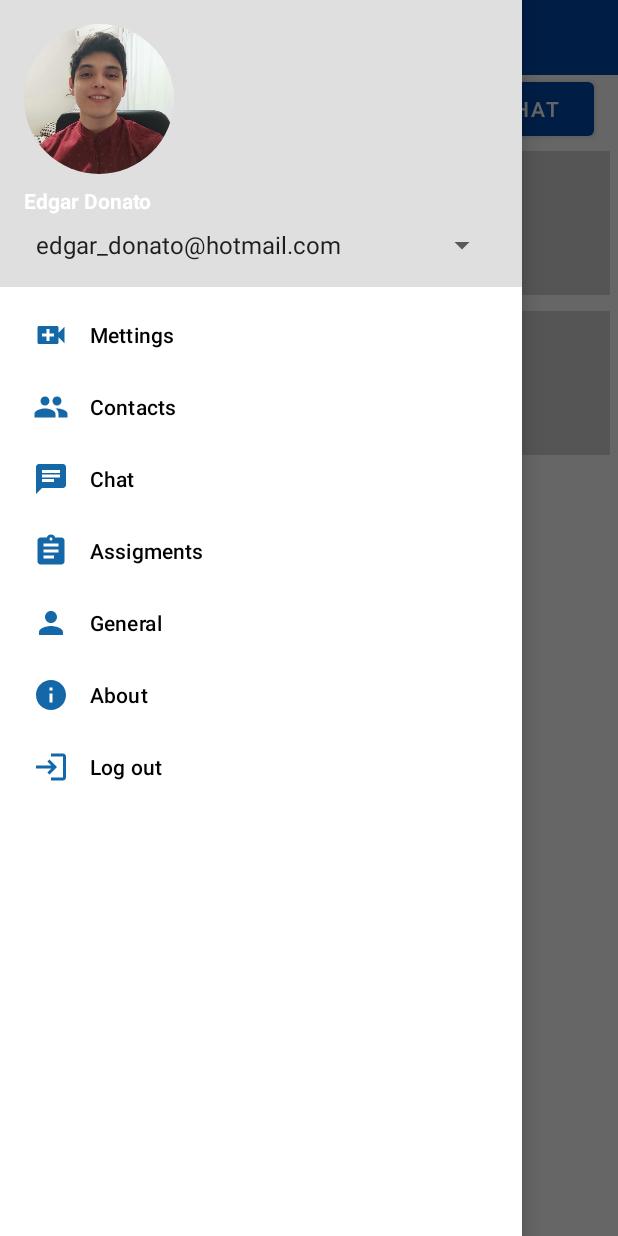
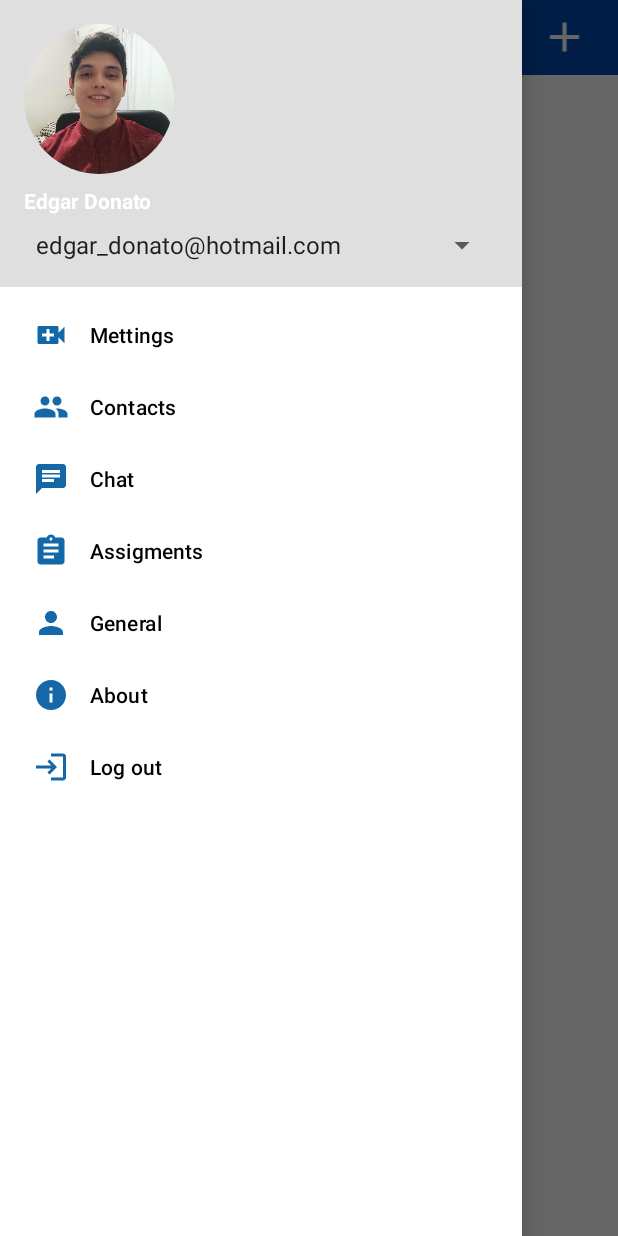
Before and after one commit to Rome1317/POI, an Android app: the fragment frag_chat_list placed in its activity, with the side drawer open, on a phone screen of 412 x 824 dp. Run offline under Robolectric (Android 15) with nearby library versions, the phone set to English and light mode, and no system bars; our stand-ins replace CircleImageView, Firebase (no records; nobody signed in at launch, a user with empty details on screens opened directly).

Commit message:
Group and 1 to 1 Chat

```diff
--- a/Birdline/app/src/main/AndroidManifest.xml
+++ b/Birdline/app/src/main/AndroidManifest.xml
@@ -9,10 +9,9 @@
         android:roundIcon="@mipmap/ic_launcher_round"
         android:supportsRtl="true"
         android:theme="@style/Theme.Birdline">
-        <activity android:name=".models.Test">
-        </activity>
+        <activity android:name=".activities.AddChatActivity"></activity>
+        <activity android:name=".models.Test"></activity>
         <activity android:name=".activities.ChatActivity" />
-        <activity android:name=".activities.ChatListActivity" />
         <activity android:name=".activities.LogInActivity" />
         <activity android:name=".activities.SignUpActivity" />
         <activity android:name=".activities.FirstActivity">
--- a/Birdline/app/src/main/java/com/example/birdline/activities/MainActivity.kt
+++ b/Birdline/app/src/main/java/com/example/birdline/activities/MainActivity.kt
@@ -69,7 +69,7 @@ class MainActivity : AppCompatActivity() {
                     changeFrag(frag_g(), tag = "FragmentG")
                 }
                 R.id.optGeneral -> { //Abre el fragmento D
-                    changeFrag(frag_d(), tag = "FragmentD")
+                    changeFrag(frag_chat(), tag = "FragmentD")
                 }
                 R.id.optAbout -> { //Abre el fragmento E
                     changeFrag(frag_e(), tag = "FragmentE")
--- a/Birdline/app/src/main/java/com/example/birdline/frags/frag_chat_list.kt
+++ b/Birdline/app/src/main/java/com/example/birdline/frags/frag_chat_list.kt
@@ -1,16 +1,21 @@
 package com.example.birdline.frags
 
+import android.content.Context
+import android.content.Intent
 import android.os.Bundle
-import androidx.fragment.app.Fragment
 import android.view.LayoutInflater
 import android.view.View
 import android.view.ViewGroup
+import androidx.fragment.app.Fragment
 import androidx.recyclerview.widget.LinearLayoutManager
 import androidx.recyclerview.widget.RecyclerView
 import com.alonsodelcid.multichat.models.Chat
+import com.example.birdline.activities.AddChatActivity
 import com.example.birdline.R
 import com.example.birdline.adapters.ChatAdapter
-import kotlin.collections.List
+import com.google.firebase.auth.FirebaseAuth
+import com.google.firebase.firestore.FirebaseFirestore
+import com.poi.camppus.models.ReferenciasFirebase
 
 // TODO: Rename parameter arguments, choose names that match
 // the fragment initialization parameters, e.g. ARG_ITEM_NUMBER
@@ -23,31 +28,57 @@ private const val ARG_PARAM2 = "param2"
  * create an instance of this fragment.
  */
 class frag_chat_list : Fragment() {
-    override fun onCreate(savedInstanceState: Bundle?) {
-        super.onCreate(savedInstanceState)
 
-    }
+    private lateinit var auth: FirebaseAuth
+    val firebase  = FirebaseFirestore.getInstance();
 
-    var chats : List<Chat> = listOf(
-        Chat("1","alberto", listOf("sd")),
-        Chat("1","daniel", listOf("sd"))
-    )
+    lateinit var Mymessages: List<Chat>
+
+    private var context2:Context? = null
+    private var adapter: ChatAdapter? = null
+
 
     override fun onCreateView(
-        inflater: LayoutInflater, container: ViewGroup?,
+        inflater: LayoutInflater,
+        container: ViewGroup?,
         savedInstanceState: Bundle?
     ): View? {
         // Inflate the layout for this fragment
         var root = inflater.inflate(R.layout.fragment_chat_list, container, false)
+        auth = FirebaseAuth.getInstance()
 
-        var rv_superhero = root.findViewById<RecyclerView>(R.id.listChatsRecyclerView)
+        val rvChat:RecyclerView =root.findViewById<RecyclerView>(R.id.listChatsRecyclerView)
+        rvChat.layoutManager = LinearLayoutManager(this.context2!!)
+        val userRef = firebase.collection(ReferenciasFirebase.USERS.toString()).document(auth.currentUser.email)
+        userRef.collection(ReferenciasFirebase.CHATS.toString()).get()
+            .addOnSuccessListener { document ->
+                Mymessages= document.toObjects(Chat::class.java)
+                this.adapter = ChatAdapter(this.context2!!, Mymessages)
+                rvChat.adapter = this.adapter
+            }
 
-        rv_superhero.layoutManager   = LinearLayoutManager(root.context)
-        val adapter = ChatAdapter(root.context, chats)
-        rv_superhero.adapter = adapter
 
+        userRef.collection(ReferenciasFirebase.CHATS.toString()).addSnapshotListener(){
+                messages,error ->
+            if (error == null){
+                messages?.let {Mymessages= it.toObjects(Chat::class.java)
+                    this.adapter = ChatAdapter(this.context2!!, Mymessages)
+                    rvChat.adapter = this.adapter }
+            }
+        }
+
+        val addchat: View = root.findViewById(R.id.btnAddChat)
+        addchat.setOnClickListener { view ->
+            val intent = Intent (getActivity(), AddChatActivity::class.java)
+            startActivity(intent)
+        }
 
         return root
     }
 
+    override fun onAttach(context: Context) {
+        super.onAttach(context)
+        this.context2 = context
+    }
+
 }
--- a/Birdline/app/src/main/java/com/example/birdline/frags/frag_d.kt
+++ b/Birdline/app/src/main/java/com/example/birdline/frags/frag_d.kt
@@ -22,7 +22,7 @@ private const val ARG_PARAM2 = "param2"
  * Use the [List.newInstance] factory method to
  * create an instance of this fragment.
  */
-class frag_d : Fragment() {
+class frag_chat : Fragment() {
     override fun onCreate(savedInstanceState: Bundle?) {
         super.onCreate(savedInstanceState)
 
@@ -33,7 +33,7 @@ class frag_d : Fragment() {
         savedInstanceState: Bundle?
     ): View? {
         // Inflate the layout for this fragment
-        var root = inflater.inflate(R.layout.fragmento_d, container, false)
+        var root = inflater.inflate(R.layout.chat, container, false)
 
 
 
--- a/Birdline/app/src/main/java/com/example/birdline/models/Message.kt
+++ b/Birdline/app/src/main/java/com/example/birdline/models/Mensajes.kt
@@ -2,7 +2,7 @@ package  com.example.birdline.models
 
 import java.util.*
 
-data class Message (
+data class Mensajes (
     var message: String = "",
     var from: String = "",
     var dob: Date = Date()
--- /dev/null
+++ b/Birdline/app/src/main/res/drawable/ic_baseline_add_24.xml
@@ -0,0 +1,5 @@
+<vector android:height="24dp" android:tint="#FFFFFF"
+    android:viewportHeight="24" android:viewportWidth="24"
+    android:width="24dp" xmlns:android="http://schemas.android.com/apk/res/android">
+    <path android:fillColor="@android:color/white" android:pathData="M19,13h-6v6h-2v-6H5v-2h6V5h2v6h6v2z"/>
+</vector>
--- a/Birdline/app/src/main/res/layout/fragment_chat_list.xml
+++ b/Birdline/app/src/main/res/layout/fragment_chat_list.xml
@@ -29,6 +29,21 @@
             app:layout_constraintEnd_toEndOf="parent"
             app:layout_constraintStart_toStartOf="parent"
             app:layout_constraintTop_toTopOf="parent" />
+
+        <ImageButton
+            android:id="@+id/btnAddChat"
+            android:layout_width="39dp"
+            android:layout_height="33dp"
+            android:background="#00FFFFFF"
+            android:scaleType="fitCenter"
+            android:src="@drawable/ic_baseline_add_24"
+            app:layout_constraintBottom_toBottomOf="parent"
+            app:layout_constraintEnd_toEndOf="parent"
+            app:layout_constraintHorizontal_bias="0.864"
+            app:layout_constraintStart_toEndOf="@+id/textView7"
+            app:layout_constraintTop_toTopOf="parent"
+            app:layout_constraintVertical_bias="0.47" />
+
     </androidx.constraintlayout.widget.ConstraintLayout>
 
     <androidx.recyclerview.widget.RecyclerView
@@ -38,31 +53,7 @@
         app:layout_constraintBottom_toBottomOf="parent"
         app:layout_constraintEnd_toEndOf="parent"
         app:layout_constraintStart_toStartOf="parent"
-        app:layout_constraintTop_toBottomOf="@+id/editTextTextEmailAddress"
+        app:layout_constraintTop_toBottomOf="@+id/constraintLayout4"
         tools:listitem="@layout/contact" />
 
-    <EditText
-        android:id="@+id/editTextTextEmailAddress"
-        android:layout_width="wrap_content"
-        android:layout_height="wrap_content"
-        android:layout_marginLeft="16dp"
-        android:layout_marginStart="16dp"
-        android:ems="10"
-        android:hint="Email"
-        android:inputType="textEmailAddress"
-        app:layout_constraintStart_toStartOf="parent"
-        app:layout_constraintTop_toBottomOf="@+id/constraintLayout4" />
-
-    <Button
-        android:id="@+id/btnChat"
-        android:layout_width="wrap_content"
-        android:layout_height="wrap_content"
-        android:layout_marginEnd="16dp"
-        android:layout_marginRight="16dp"
-        android:text="Chat"
-        app:backgroundTint="#004AAD"
-        app:layout_constraintBottom_toBottomOf="@+id/editTextTextEmailAddress"
-        app:layout_constraintEnd_toEndOf="parent"
-        app:layout_constraintTop_toBottomOf="@+id/constraintLayout4" />
-
 </androidx.constraintlayout.widget.ConstraintLayout>
--- a/Birdline/app/src/main/res/values/strings.xml
+++ b/Birdline/app/src/main/res/values/strings.xml
@@ -1,11 +1,11 @@
 <resources>
     <string name="app_name">Birdline</string>
 
+    <string name="hello_blank_fragment">Hello blank fragment</string>
+    <!-- TODO: Remove or change this placeholder text -->
     <string-array name="array_emails">
         <item>edgar_donato@hotmail.com</item>
         <item>edgar_donato@outlook.com</item>
         <item>edgar_donato@gmail.com</item>
     </string-array>
-    <!-- TODO: Remove or change this placeholder text -->
-    <string name="hello_blank_fragment">Hello blank fragment</string>
 </resources>
```
Also changed, not shown: Birdline/app/src/main/java/com/example/birdline/activities/AddChatActivity.kt (added, +103 -0 lines), Birdline/app/src/main/java/com/example/birdline/activities/ChatActivity.kt (+91 -0 lines), Birdline/app/src/main/java/com/example/birdline/activities/ChatListActivity.kt (deleted, +0 -35 lines), Birdline/app/src/main/java/com/example/birdline/adapters/ChatAdapter.kt (+13 -6 lines), Birdline/app/src/main/java/com/example/birdline/adapters/MessageAdapter.kt (added, +73 -0 lines), Birdline/app/src/main/java/com/example/birdline/models/tbl_Menssages.kt (deleted, +0 -10 lines), Birdline/app/src/main/res/layout/activity_add_chat.xml (added, +124 -0 lines), Birdline/app/src/main/res/layout/contact.xml (+15 -6 lines), Birdline/app/src/main/res/layout/message2.xml (+12 -10 lines), Birdline/app/src/main/res/layout/chat.xml (renamed from Birdline/app/src/main/res/layout/fragment_chat.xml), 1 other file.
